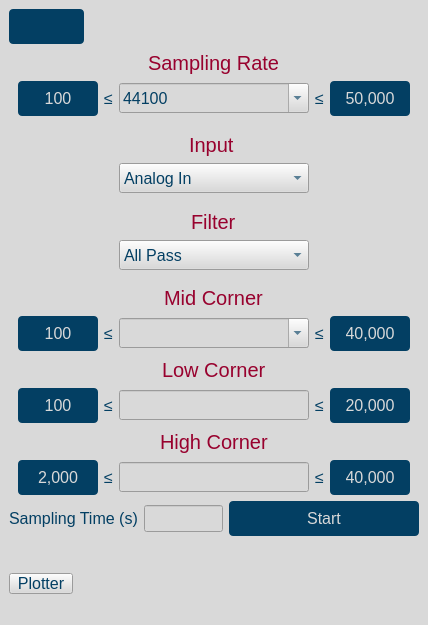
Before: the Qt Designer form gui/qtdesigner/BasicOperation.ui in wyattduber/CyDAQ, drawn with Qt 5.
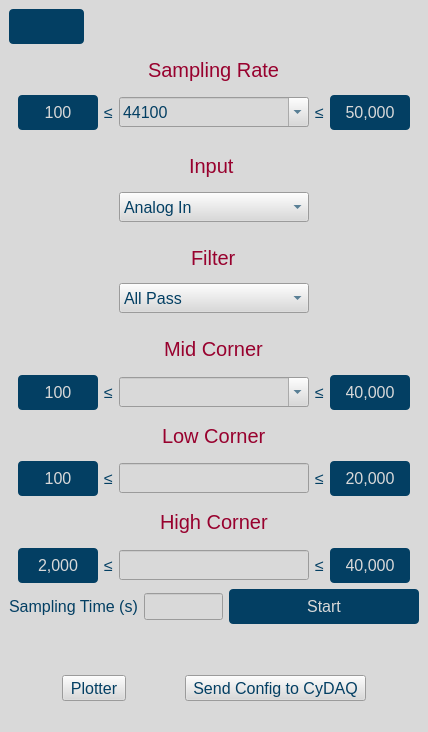
After: the same form once the commit is applied. Icons and pictures are not drawn.

Commit message: added send config button to basic operation

Diff of the .ui file:
```diff
--- a/gui/qtdesigner/BasicOperation.ui
+++ b/gui/qtdesigner/BasicOperation.ui
@@ -10,7 +10,7 @@
     <x>0</x>
     <y>0</y>
     <width>428</width>
-    <height>625</height>
+    <height>732</height>
    </rect>
   </property>
   <property name="minimumSize">
@@ -778,17 +778,28 @@
      </widget>
     </item>
     <item>
+     <layout class="QHBoxLayout" name="horizontalLayout_2">
+      <item>
      <widget class="QToolButton" name="plotter_btn">
       <property name="maximumSize">
        <size>
         <width>16777215</width>
-        <height>21</height>
+          <height>128</height>
        </size>
       </property>
       <property name="text">
        <string>Plotter</string>
       </property>
      </widget>
+      </item>
+      <item>
+       <widget class="QToolButton" name="send_config_btn">
+        <property name="text">
+         <string>Send Config to CyDAQ</string>
+        </property>
+       </widget>
+      </item>
+     </layout>
     </item>
    </layout>
   </widget>
```
Lines whose indentation alone changed are shown as unchanged. The commit also changes 5 other files.
